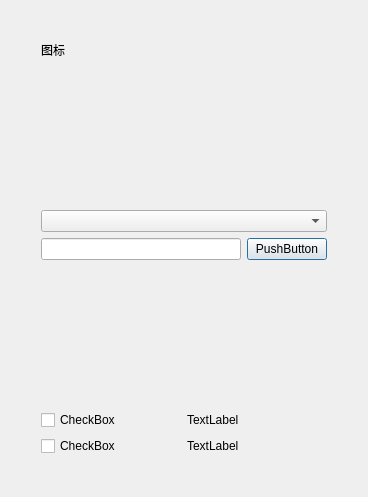
sleepy2con/Simple-chat-software, file SimpleChat/LoginWidget.ui: the form before one commit.
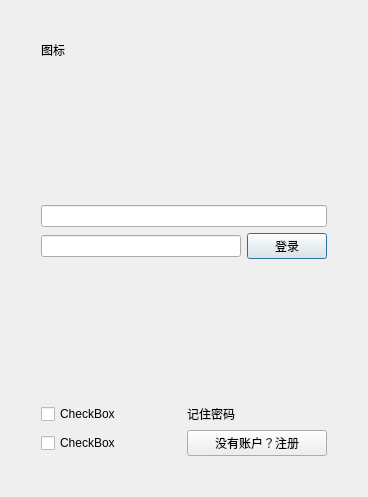
The form after the commit.

```diff
--- a/SimpleChat/LoginWidget.ui
+++ b/SimpleChat/LoginWidget.ui
@@ -63,19 +63,19 @@
           <number>0</number>
          </property>
          <item>
-          <widget class="QComboBox" name="comboBox"/>
+          <widget class="QLineEdit" name="le_username"/>
          </item>
         </layout>
        </item>
        <item>
         <layout class="QHBoxLayout" name="horizontalLayout_2">
          <item>
-          <widget class="QLineEdit" name="lineEdit_2"/>
+          <widget class="QLineEdit" name="le_password"/>
          </item>
          <item>
           <widget class="QPushButton" name="btn_login">
            <property name="text">
-            <string>PushButton</string>
+            <string>登录</string>
            </property>
           </widget>
          </item>
@@ -106,7 +106,7 @@
          <item>
           <widget class="QLabel" name="label">
            <property name="text">
-            <string>TextLabel</string>
+            <string>记住密码</string>
            </property>
           </widget>
          </item>
@@ -122,9 +122,9 @@
           </widget>
          </item>
          <item>
-          <widget class="QLabel" name="label_2">
+          <widget class="QPushButton" name="btn_gotoReg">
            <property name="text">
-            <string>TextLabel</string>
+            <string>没有账户？注册</string>
            </property>
           </widget>
          </item>
@@ -135,10 +135,10 @@
      <widget class="QWidget" name="registerPage">
       <layout class="QVBoxLayout" name="verticalLayout_2" stretch="1,1,1,0,0">
        <item>
-        <widget class="QLineEdit" name="le_username"/>
+        <widget class="QLineEdit" name="le_username_2"/>
        </item>
        <item>
-        <widget class="QLineEdit" name="le_password"/>
+        <widget class="QLineEdit" name="le_password_1"/>
        </item>
        <item>
         <widget class="QLineEdit" name="le_confirm"/>
```
